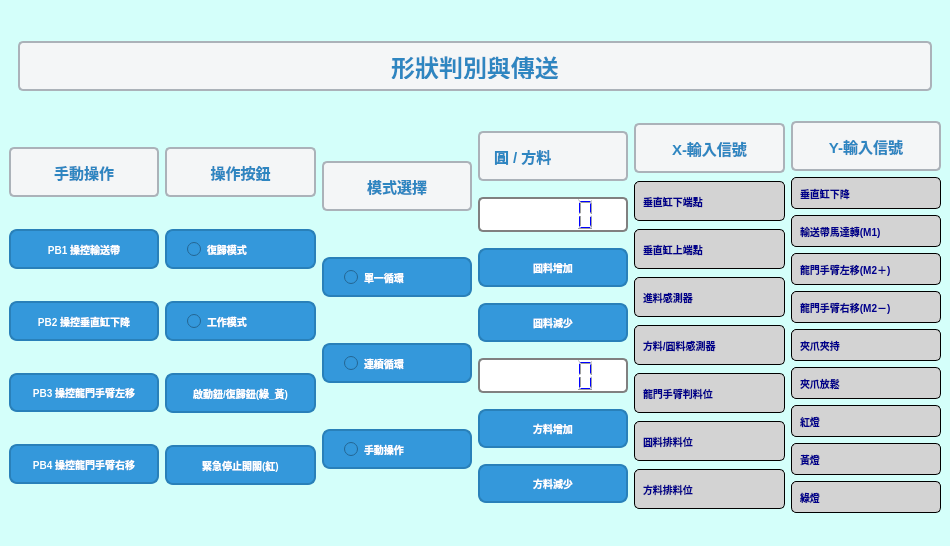
The window that mainwindow.ui (HuangZM-0825/ShapeRecognition) describes before a commit, drawn with Qt 5.
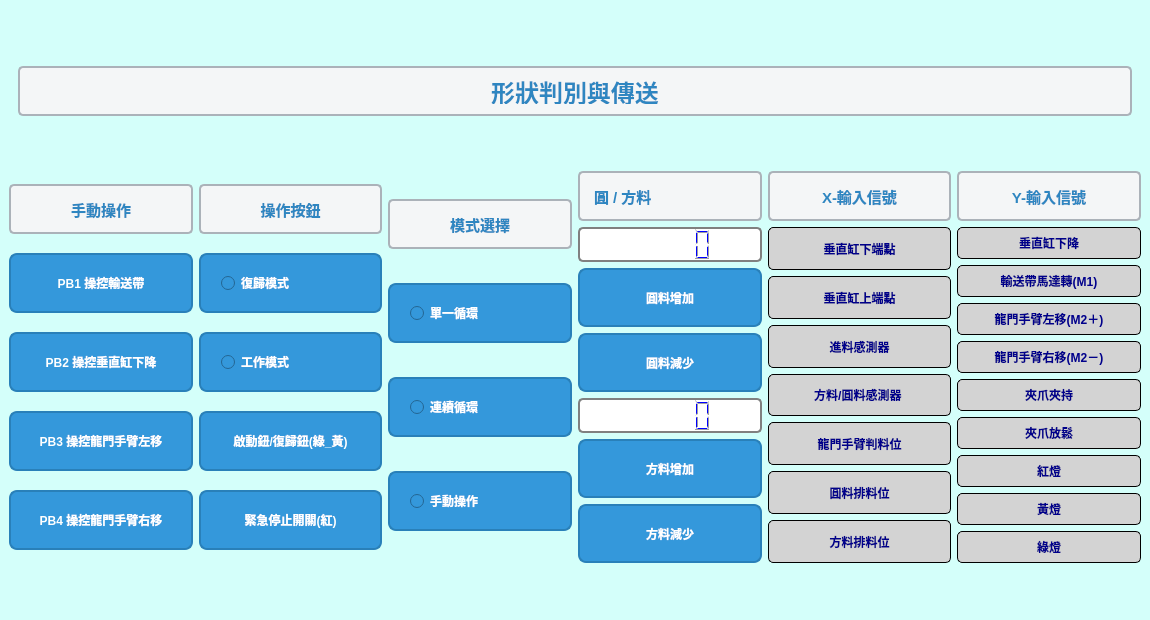
The same window after the commit.

The edit to the form file:
```diff
--- a/mainwindow.ui
+++ b/mainwindow.ui
@@ -6,14 +6,20 @@
    <rect>
     <x>0</x>
     <y>0</y>
-    <width>950</width>
-    <height>546</height>
+    <width>1150</width>
+    <height>620</height>
    </rect>
   </property>
+  <property name="minimumSize">
+   <size>
+    <width>1150</width>
+    <height>620</height>
+   </size>
+  </property>
   <property name="maximumSize">
    <size>
-    <width>950</width>
-    <height>546</height>
+    <width>1350</width>
+    <height>750</height>
    </size>
   </property>
   <property name="windowTitle">
@@ -62,15 +68,21 @@
       </item>
       <item>
        <widget class="QRadioButton" name="radioButton_SingleCycle">
+        <property name="minimumSize">
+         <size>
+          <width>0</width>
+          <height>40</height>
+         </size>
+        </property>
         <property name="maximumSize">
          <size>
           <width>16777215</width>
-          <height>40</height>
+          <height>60</height>
          </size>
         </property>
         <property name="styleSheet">
          <string notr="true">QRadioButton {
-    font-size: 10px;              /* 字体大小 */
+    font-size: 12px;              /* 字体大小 */
     font-weight: bold;            /* 粗体 */
     color: white;                 /* 字体颜色 */
     background-color: #3498DB;    /* 按钮背景颜色 */
@@ -97,15 +109,21 @@
       </item>
       <item>
        <widget class="QRadioButton" name="radioButton_Continuous">
+        <property name="minimumSize">
+         <size>
+          <width>0</width>
+          <height>40</height>
+         </size>
+        </property>
         <property name="maximumSize">
          <size>
           <width>16777215</width>
-          <height>40</height>
+          <height>60</height>
          </size>
         </property>
         <property name="styleSheet">
          <string notr="true">QRadioButton {
-    font-size: 10px;              /* 字体大小 */
+    font-size: 12px;              /* 字体大小 */
     font-weight: bold;            /* 粗体 */
     color: white;                 /* 字体颜色 */
     background-color: #3498DB;    /* 按钮背景颜色 */
@@ -132,15 +150,21 @@
       </item>
       <item>
        <widget class="QRadioButton" name="radioButton_Manual">
+        <property name="minimumSize">
+         <size>
+          <width>0</width>
+          <height>40</height>
+         </size>
+        </property>
         <property name="maximumSize">
          <size>
           <width>16777215</width>
-          <height>40</height>
+          <height>60</height>
          </size>
         </property>
         <property name="styleSheet">
          <string notr="true">QRadioButton {
-    font-size: 10px;              /* 字体大小 */
+    font-size: 12px;              /* 字体大小 */
     font-weight: bold;            /* 粗体 */
     color: white;                 /* 字体颜色 */
     background-color: #3498DB;    /* 按钮背景颜色 */
@@ -208,7 +232,7 @@
         <property name="maximumSize">
          <size>
           <width>16777215</width>
-          <height>40</height>
+          <height>50</height>
          </size>
         </property>
         <property name="styleSheet">
@@ -217,7 +241,7 @@
     border: 1px solid black;    /* 黑色边框 */
     border-radius: 5px;         /* 圆角边框 */
     color: darkblue;            /* 字体颜色 */
-    font-size: 10px;            /* 字体大小 */
+    font-size: 12px;            /* 字体大小 */
     font-weight: bold;          /* 字体加粗 */
     padding: 5px;               /* 内边距 */
     text-align: center;         /* 文本居中 */
@@ -229,6 +253,9 @@
         <property name="text">
          <string>垂直缸下降</string>
         </property>
+        <property name="alignment">
+         <set>Qt::AlignmentFlag::AlignCenter</set>
+        </property>
        </widget>
       </item>
       <item>
@@ -236,7 +263,7 @@
         <property name="maximumSize">
          <size>
           <width>16777215</width>
-          <height>40</height>
+          <height>50</height>
          </size>
         </property>
         <property name="styleSheet">
@@ -245,7 +272,7 @@
     border: 1px solid black;    /* 黑色边框 */
     border-radius: 5px;         /* 圆角边框 */
     color: darkblue;            /* 字体颜色 */
-    font-size: 10px;            /* 字体大小 */
+    font-size: 12px;            /* 字体大小 */
     font-weight: bold;          /* 字体加粗 */
     padding: 5px;               /* 内边距 */
     text-align: center;         /* 文本居中 */
@@ -257,6 +284,9 @@
         <property name="text">
          <string>輸送帶馬達轉(M1)</string>
         </property>
+        <property name="alignment">
+         <set>Qt::AlignmentFlag::AlignCenter</set>
+        </property>
        </widget>
       </item>
       <item>
@@ -264,7 +294,7 @@
         <property name="maximumSize">
          <size>
           <width>16777215</width>
-          <height>40</height>
+          <height>50</height>
          </size>
         </property>
         <property name="styleSheet">
@@ -273,7 +303,7 @@
     border: 1px solid black;    /* 黑色边框 */
     border-radius: 5px;         /* 圆角边框 */
     color: darkblue;            /* 字体颜色 */
-    font-size: 10px;            /* 字体大小 */
+    font-size: 12px;            /* 字体大小 */
     font-weight: bold;          /* 字体加粗 */
     padding: 5px;               /* 内边距 */
     text-align: center;         /* 文本居中 */
@@ -285,6 +315,9 @@
         <property name="text">
          <string>龍門手臂左移(M2＋)</string>
         </property>
+        <property name="alignment">
+         <set>Qt::AlignmentFlag::AlignCenter</set>
+        </property>
        </widget>
       </item>
       <item>
@@ -292,7 +325,7 @@
         <property name="maximumSize">
          <size>
           <width>16777215</width>
-          <height>40</height>
+          <height>50</height>
          </size>
         </property>
         <property name="styleSheet">
@@ -301,7 +334,7 @@
     border: 1px solid black;    /* 黑色边框 */
     border-radius: 5px;         /* 圆角边框 */
     color: darkblue;            /* 字体颜色 */
-    font-size: 10px;            /* 字体大小 */
+    font-size: 12px;            /* 字体大小 */
     font-weight: bold;          /* 字体加粗 */
     padding: 5px;               /* 内边距 */
     text-align: center;         /* 文本居中 */
@@ -313,6 +346,9 @@
         <property name="text">
          <string>龍門手臂右移(M2－)</string>
         </property>
+        <property name="alignment">
+         <set>Qt::AlignmentFlag::AlignCenter</set>
+        </property>
        </widget>
       </item>
       <item>
@@ -320,7 +356,7 @@
         <property name="maximumSize">
          <size>
           <width>16777215</width>
-          <height>40</height>
+          <height>50</height>
          </size>
         </property>
         <property name="styleSheet">
@@ -329,7 +365,7 @@
     border: 1px solid black;    /* 黑色边框 */
     border-radius: 5px;         /* 圆角边框 */
     color: darkblue;            /* 字体颜色 */
-    font-size: 10px;            /* 字体大小 */
+    font-size: 12px;            /* 字体大小 */
     font-weight: bold;          /* 字体加粗 */
     padding: 5px;               /* 内边距 */
     text-align: center;         /* 文本居中 */
@@ -341,6 +377,9 @@
         <property name="text">
          <string>夾爪夾持</string>
         </property>
+        <property name="alignment">
+         <set>Qt::AlignmentFlag::AlignCenter</set>
+        </property>
        </widget>
       </item>
       <item>
@@ -348,7 +387,7 @@
         <property name="maximumSize">
          <size>
           <width>16777215</width>
-          <height>40</height>
+          <height>50</height>
          </size>
         </property>
         <property name="styleSheet">
@@ -357,7 +396,7 @@
     border: 1px solid black;    /* 黑色边框 */
     border-radius: 5px;         /* 圆角边框 */
     color: darkblue;            /* 字体颜色 */
-    font-size: 10px;            /* 字体大小 */
+    font-size: 12px;            /* 字体大小 */
     font-weight: bold;          /* 字体加粗 */
     padding: 5px;               /* 内边距 */
     text-align: center;         /* 文本居中 */
@@ -369,6 +408,9 @@
         <property name="text">
          <string>夾爪放鬆</string>
         </property>
+        <property name="alignment">
+         <set>Qt::AlignmentFlag::AlignCenter</set>
+        </property>
        </widget>
       </item>
       <item>
@@ -376,7 +418,7 @@
         <property name="maximumSize">
          <size>
           <width>16777215</width>
-          <height>40</height>
+          <height>50</height>
          </size>
         </property>
         <property name="styleSheet">
@@ -385,7 +427,7 @@
     border: 1px solid black;    /* 黑色边框 */
     border-radius: 5px;         /* 圆角边框 */
     color: darkblue;            /* 字体颜色 */
-    font-size: 10px;            /* 字体大小 */
+    font-size: 12px;            /* 字体大小 */
     font-weight: bold;          /* 字体加粗 */
     padding: 5px;               /* 内边距 */
     text-align: center;         /* 文本居中 */
@@ -397,6 +439,9 @@
         <property name="text">
          <string>紅燈</string>
         </property>
+        <property name="alignment">
+         <set>Qt::AlignmentFlag::AlignCenter</set>
+        </property>
        </widget>
       </item>
       <item>
@@ -404,7 +449,7 @@
         <property name="maximumSize">
          <size>
           <width>16777215</width>
-          <height>40</height>
+          <height>50</height>
          </size>
         </property>
         <property name="styleSheet">
@@ -413,7 +458,7 @@
     border: 1px solid black;    /* 黑色边框 */
     border-radius: 5px;         /* 圆角边框 */
     color: darkblue;            /* 字体颜色 */
-    font-size: 10px;            /* 字体大小 */
+    font-size: 12px;            /* 字体大小 */
     font-weight: bold;          /* 字体加粗 */
     padding: 5px;               /* 内边距 */
     text-align: center;         /* 文本居中 */
@@ -425,6 +470,9 @@
         <property name="text">
          <string>黃燈</string>
         </property>
+        <property name="alignment">
+         <set>Qt::AlignmentFlag::AlignCenter</set>
+        </property>
        </widget>
       </item>
       <item>
@@ -432,7 +480,7 @@
         <property name="maximumSize">
          <size>
           <width>16777215</width>
-          <height>40</height>
+          <height>50</height>
          </size>
         </property>
         <property name="styleSheet">
@@ -441,7 +489,7 @@
     border: 1px solid black;    /* 黑色边框 */
     border-radius: 5px;         /* 圆角边框 */
     color: darkblue;            /* 字体颜色 */
-    font-size: 10px;            /* 字体大小 */
+    font-size: 12px;            /* 字体大小 */
     font-weight: bold;          /* 字体加粗 */
     padding: 5px;               /* 内边距 */
     text-align: center;         /* 文本居中 */
@@ -453,6 +501,9 @@
         <property name="text">
          <string>綠燈</string>
         </property>
+        <property name="alignment">
+         <set>Qt::AlignmentFlag::AlignCenter</set>
+        </property>
        </widget>
       </item>
      </layout>
@@ -553,7 +604,7 @@
         <property name="maximumSize">
          <size>
           <width>16777215</width>
-          <height>40</height>
+          <height>50</height>
          </size>
         </property>
         <property name="styleSheet">
@@ -562,7 +613,7 @@
     border: 1px solid black;    /* 黑色边框 */
     border-radius: 5px;         /* 圆角边框 */
     color: darkblue;            /* 字体颜色 */
-    font-size: 10px;            /* 字体大小 */
+    font-size: 12px;            /* 字体大小 */
     font-weight: bold;          /* 字体加粗 */
     padding: 5px;               /* 内边距 */
     text-align: center;         /* 文本居中 */
@@ -574,6 +625,9 @@
         <property name="text">
          <string>垂直缸下端點</string>
         </property>
+        <property name="alignment">
+         <set>Qt::AlignmentFlag::AlignCenter</set>
+        </property>
        </widget>
       </item>
       <item>
@@ -581,7 +635,7 @@
         <property name="maximumSize">
          <size>
           <width>16777215</width>
-          <height>40</height>
+          <height>50</height>
          </size>
         </property>
         <property name="styleSheet">
@@ -590,7 +644,7 @@
     border: 1px solid black;    /* 黑色边框 */
     border-radius: 5px;         /* 圆角边框 */
     color: darkblue;            /* 字体颜色 */
-    font-size: 10px;            /* 字体大小 */
+    font-size: 12px;            /* 字体大小 */
     font-weight: bold;          /* 字体加粗 */
     padding: 5px;               /* 内边距 */
     text-align: center;         /* 文本居中 */
@@ -602,6 +656,9 @@
         <property name="text">
          <string>垂直缸上端點</string>
         </property>
+        <property name="alignment">
+         <set>Qt::AlignmentFlag::AlignCenter</set>
+        </property>
        </widget>
       </item>
       <item>
@@ -609,7 +666,7 @@
         <property name="maximumSize">
          <size>
           <width>16777215</width>
-          <height>40</height>
+          <height>50</height>
          </size>
         </property>
         <property name="styleSheet">
@@ -618,7 +675,7 @@
     border: 1px solid black;    /* 黑色边框 */
     border-radius: 5px;         /* 圆角边框 */
     color: darkblue;            /* 字体颜色 */
-    font-size: 10px;            /* 字体大小 */
+    font-size: 12px;            /* 字体大小 */
     font-weight: bold;          /* 字体加粗 */
     padding: 5px;               /* 内边距 */
     text-align: center;         /* 文本居中 */
@@ -630,6 +687,9 @@
         <property name="text">
          <string>進料感測器</string>
         </property>
+        <property name="alignment">
+         <set>Qt::AlignmentFlag::AlignCenter</set>
+        </property>
        </widget>
       </item>
       <item>
@@ -637,7 +697,7 @@
         <property name="maximumSize">
          <size>
           <width>16777215</width>
-          <height>40</height>
+          <height>50</height>
          </size>
         </property>
         <property name="styleSheet">
@@ -646,7 +706,7 @@
     border: 1px solid black;    /* 黑色边框 */
     border-radius: 5px;         /* 圆角边框 */
     color: darkblue;            /* 字体颜色 */
-    font-size: 10px;            /* 字体大小 */
+    font-size: 12px;            /* 字体大小 */
     font-weight: bold;          /* 字体加粗 */
     padding: 5px;               /* 内边距 */
     text-align: center;         /* 文本居中 */
@@ -658,6 +718,9 @@
         <property name="text">
          <string>方料/圓料感測器 </string>
         </property>
+        <property name="alignment">
+         <set>Qt::AlignmentFlag::AlignCenter</set>
+        </property>
        </widget>
       </item>
       <item>
@@ -665,7 +728,7 @@
         <property name="maximumSize">
          <size>
           <width>16777215</width>
-          <height>40</height>
+          <height>50</height>
          </size>
         </property>
         <property name="styleSheet">
@@ -674,7 +737,7 @@
     border: 1px solid black;    /* 黑色边框 */
     border-radius: 5px;         /* 圆角边框 */
     color: darkblue;            /* 字体颜色 */
-    font-size: 10px;            /* 字体大小 */
+    font-size: 12px;            /* 字体大小 */
     font-weight: bold;          /* 字体加粗 */
     padding: 5px;               /* 内边距 */
     text-align: center;         /* 文本居中 */
@@ -686,6 +749,9 @@
         <property name="text">
          <string>龍門手臂判料位</string>
         </property>
+        <property name="alignment">
+         <set>Qt::AlignmentFlag::AlignCenter</set>
+        </property>
        </widget>
       </item>
       <item>
@@ -693,7 +759,7 @@
         <property name="maximumSize">
          <size>
           <width>16777215</width>
-          <height>40</height>
+          <height>50</height>
          </size>
         </property>
         <property name="styleSheet">
@@ -702,7 +768,7 @@
     border: 1px solid black;    /* 黑色边框 */
     border-radius: 5px;         /* 圆角边框 */
     color: darkblue;            /* 字体颜色 */
-    font-size: 10px;            /* 字体大小 */
+    font-size: 12px;            /* 字体大小 */
     font-weight: bold;          /* 字体加粗 */
     padding: 5px;               /* 内边距 */
     text-align: center;         /* 文本居中 */
@@ -714,6 +780,9 @@
         <property name="text">
          <string>圓料排料位</string>
         </property>
+        <property name="alignment">
+         <set>Qt::AlignmentFlag::AlignCenter</set>
+        </property>
        </widget>
       </item>
       <item>
@@ -721,7 +790,7 @@
         <property name="maximumSize">
          <size>
           <width>16777215</width>
-          <height>40</height>
+          <height>50</height>
          </size>
         </property>
         <property name="styleSheet">
@@ -730,7 +799,7 @@
     border: 1px solid black;    /* 黑色边框 */
     border-radius: 5px;         /* 圆角边框 */
     color: darkblue;            /* 字体颜色 */
-    font-size: 10px;            /* 字体大小 */
+    font-size: 12px;            /* 字体大小 */
     font-weight: bold;          /* 字体加粗 */
     padding: 5px;               /* 内边距 */
     text-align: center;         /* 文本居中 */
@@ -742,6 +811,9 @@
         <property name="text">
          <string>方料排料位</string>
         </property>
+        <property name="alignment">
+         <set>Qt::AlignmentFlag::AlignCenter</set>
+        </property>
        </widget>
       </item>
      </layout>
@@ -784,15 +856,21 @@
       </item>
       <item>
        <widget class="QPushButton" name="pushButton_ManualConveyor">
+        <property name="minimumSize">
+         <size>
+          <width>0</width>
+          <height>40</height>
+         </size>
+        </property>
         <property name="maximumSize">
          <size>
           <width>16777215</width>
-          <height>40</height>
+          <height>60</height>
          </size>
         </property>
         <property name="styleSheet">
          <string notr="true">QPushButton {
-    font-size: 10px;              /* 字体大小 */
+    font-size: 12px;              /* 字体大小 */
     font-weight: bold;            /* 粗体 */
     color: white;                 /* 字体颜色 */
     background-color: #3498DB;    /* 按钮背景颜色 */
@@ -820,15 +898,21 @@
       </item>
       <item>
        <widget class="QPushButton" name="pushButton_ManualACylinder">
+        <property name="minimumSize">
+         <size>
+          <width>0</width>
+          <height>40</height>
+         </size>
+        </property>
         <property name="maximumSize">
          <size>
           <width>16777215</width>
-          <height>40</height>
+          <height>60</height>
          </size>
         </property>
         <property name="styleSheet">
          <string notr="true">QPushButton {
-    font-size: 10px;              /* 字体大小 */
+    font-size: 12px;              /* 字体大小 */
     font-weight: bold;            /* 粗体 */
     color: white;                 /* 字体颜色 */
     background-color: #3498DB;    /* 按钮背景颜色 */
@@ -856,9 +940,21 @@
       </item>
       <item>
        <widget class="QPushButton" name="pushButton_ManualArmLeft">
+        <property name="minimumSize">
+         <size>
+          <width>0</width>
+          <height>40</height>
+         </size>
+        </property>
+        <property name="maximumSize">
+         <size>
+          <width>16777215</width>
+          <height>60</height>
+         </size>
+        </property>
         <property name="styleSheet">
          <string notr="true">QPushButton {
-    font-size: 10px;              /* 字体大小 */
+    font-size: 12px;              /* 字体大小 */
     font-weight: bold;            /* 粗体 */
     color: white;                 /* 字体颜色 */
     background-color: #3498DB;    /* 按钮背景颜色 */
@@ -892,9 +988,15 @@
           <height>40</height>
          </size>
         </property>
+        <property name="maximumSize">
+         <size>
+          <width>16777215</width>
+          <height>60</height>
+         </size>
+        </property>
         <property name="styleSheet">
          <string notr="true">QPushButton {
-    font-size: 10px;              /* 字体大小 */
+    font-size: 12px;              /* 字体大小 */
     font-weight: bold;            /* 粗体 */
     color: white;                 /* 字体颜色 */
     background-color: #3498DB;    /* 按钮背景颜色 */
@@ -960,9 +1062,21 @@
       </item>
       <item>
        <widget class="QRadioButton" name="radioButton_Rst">
+        <property name="minimumSize">
+         <size>
+          <width>0</width>
+          <height>40</height>
+         </size>
+        </property>
+        <property name="maximumSize">
+         <size>
+          <width>16777215</width>
+          <height>60</height>
+         </size>
+        </property>
         <property name="styleSheet">
          <string notr="true">QRadioButton {
-    font-size: 10px;              /* 字体大小 */
+    font-size: 12px;              /* 字体大小 */
     font-weight: bold;            /* 粗体 */
     color: white;                 /* 字体颜色 */
     background-color: #3498DB;    /* 按钮背景颜色 */
@@ -989,9 +1103,21 @@
       </item>
       <item>
        <widget class="QRadioButton" name="radioButton_Work">
+        <property name="minimumSize">
+         <size>
+          <width>0</width>
+          <height>40</height>
+         </size>
+        </property>
+        <property name="maximumSize">
+         <size>
+          <width>16777215</width>
+          <height>60</height>
+         </size>
+        </property>
         <property name="styleSheet">
          <string notr="true">QRadioButton {
-    font-size: 10px;              /* 字体大小 */
+    font-size: 12px;              /* 字体大小 */
     font-weight: bold;            /* 粗体 */
     color: white;                 /* 字体颜色 */
     background-color: #3498DB;    /* 按钮背景颜色 */
@@ -1018,15 +1144,21 @@
       </item>
       <item>
        <widget class="QPushButton" name="pushButton_St_Rst">
+        <property name="minimumSize">
+         <size>
+          <width>0</width>
+          <height>40</height>
+         </size>
+        </property>
         <property name="maximumSize">
          <size>
           <width>16777215</width>
-          <height>40</height>
+          <height>60</height>
          </size>
         </property>
         <property name="styleSheet">
          <string notr="true">QPushButton {
-    font-size: 10px;              /* 字体大小 */
+    font-size: 12px;              /* 字体大小 */
     font-weight: bold;            /* 粗体 */
     color: white;                 /* 字体颜色 */
     background-color: #3498DB;    /* 按钮背景颜色 */
@@ -1054,15 +1186,21 @@
       </item>
       <item>
        <widget class="QPushButton" name="pushButton_EMS">
+        <property name="minimumSize">
+         <size>
+          <width>0</width>
+          <height>40</height>
+         </size>
+        </property>
         <property name="maximumSize">
          <size>
           <width>16777215</width>
-          <height>40</height>
+          <height>60</height>
          </size>
         </property>
         <property name="styleSheet">
          <string notr="true">QPushButton {
-    font-size: 10px;              /* 字体大小 */
+    font-size: 12px;              /* 字体大小 */
     font-weight: bold;            /* 粗体 */
     color: white;                 /* 字体颜色 */
     background-color: #3498DB;    /* 按钮背景颜色 */
@@ -1138,9 +1276,21 @@
       </item>
       <item>
        <widget class="QPushButton" name="pushButton_AddCircle">
+        <property name="minimumSize">
+         <size>
+          <width>0</width>
+          <height>40</height>
+         </size>
+        </property>
+        <property name="maximumSize">
+         <size>
+          <width>16777215</width>
+          <height>60</height>
+         </size>
+        </property>
         <property name="styleSheet">
          <string notr="true">QPushButton {
-    font-size: 10px;              /* 字体大小 */
+    font-size: 12px;              /* 字体大小 */
     font-weight: bold;            /* 粗体 */
     color: white;                 /* 字体颜色 */
     background-color: #3498DB;    /* 按钮背景颜色 */
@@ -1168,9 +1318,21 @@
       </item>
       <item>
        <widget class="QPushButton" name="pushButton_SubCircle">
+        <property name="minimumSize">
+         <size>
+          <width>0</width>
+          <height>40</height>
+         </size>
+        </property>
+        <property name="maximumSize">
+         <size>
+          <width>16777215</width>
+          <height>60</height>
+         </size>
+        </property>
         <property name="styleSheet">
          <string notr="true">QPushButton {
-    font-size: 10px;              /* 字体大小 */
+    font-size: 12px;              /* 字体大小 */
     font-weight: bold;            /* 粗体 */
     color: white;                 /* 字体颜色 */
     background-color: #3498DB;    /* 按钮背景颜色 */
@@ -1217,9 +1379,21 @@
       </item>
       <item>
        <widget class="QPushButton" name="pushButton_AddSquare">
+        <property name="minimumSize">
+         <size>
+          <width>0</width>
+          <height>40</height>
+         </size>
+        </property>
+        <property name="maximumSize">
+         <size>
+          <width>16777215</width>
+          <height>60</height>
+         </size>
+        </property>
         <property name="styleSheet">
          <string notr="true">QPushButton {
-    font-size: 10px;              /* 字体大小 */
+    font-size: 12px;              /* 字体大小 */
     font-weight: bold;            /* 粗体 */
     color: white;                 /* 字体颜色 */
     background-color: #3498DB;    /* 按钮背景颜色 */
@@ -1247,9 +1421,21 @@
       </item>
       <item>
        <widget class="QPushButton" name="pushButton_SubSquare">
+        <property name="minimumSize">
+         <size>
+          <width>0</width>
+          <height>40</height>
+         </size>
+        </property>
+        <property name="maximumSize">
+         <size>
+          <width>16777215</width>
+          <height>60</height>
+         </size>
+        </property>
         <property name="styleSheet">
          <string notr="true">QPushButton {
-    font-size: 10px;              /* 字体大小 */
+    font-size: 12px;              /* 字体大小 */
     font-weight: bold;            /* 粗体 */
     color: white;                 /* 字体颜色 */
     background-color: #3498DB;    /* 按钮背景颜色 */
```
